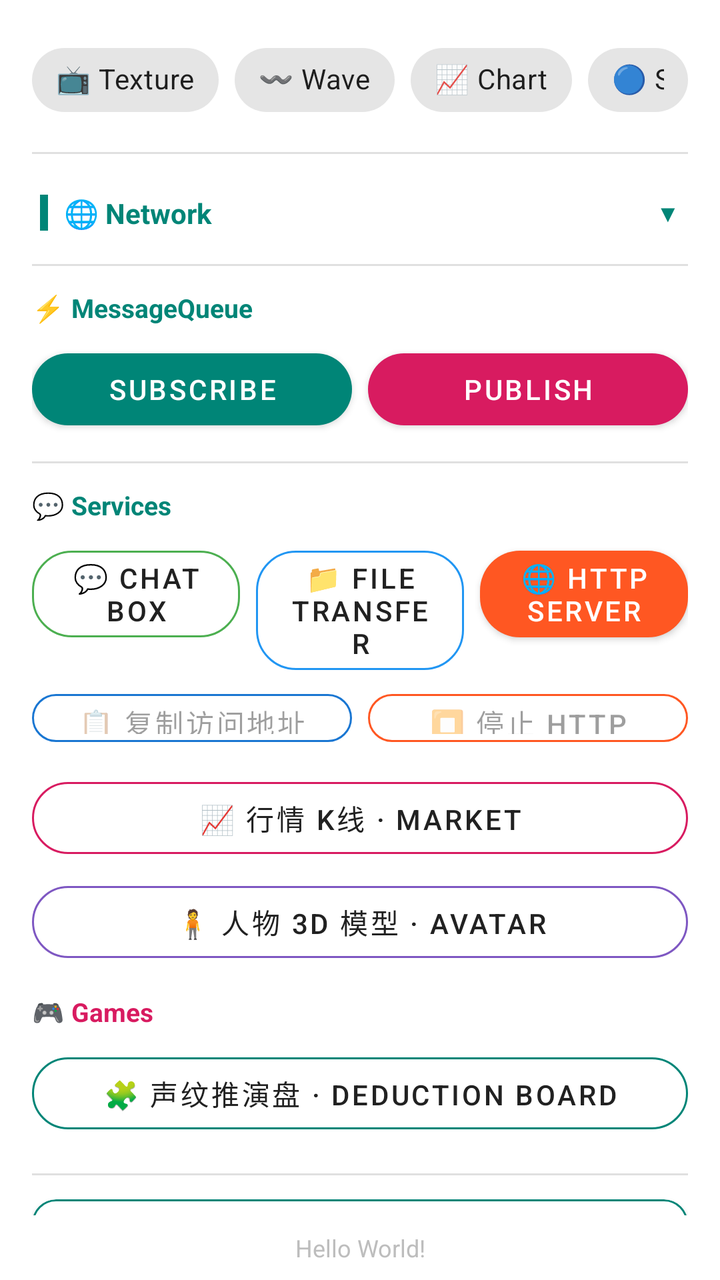
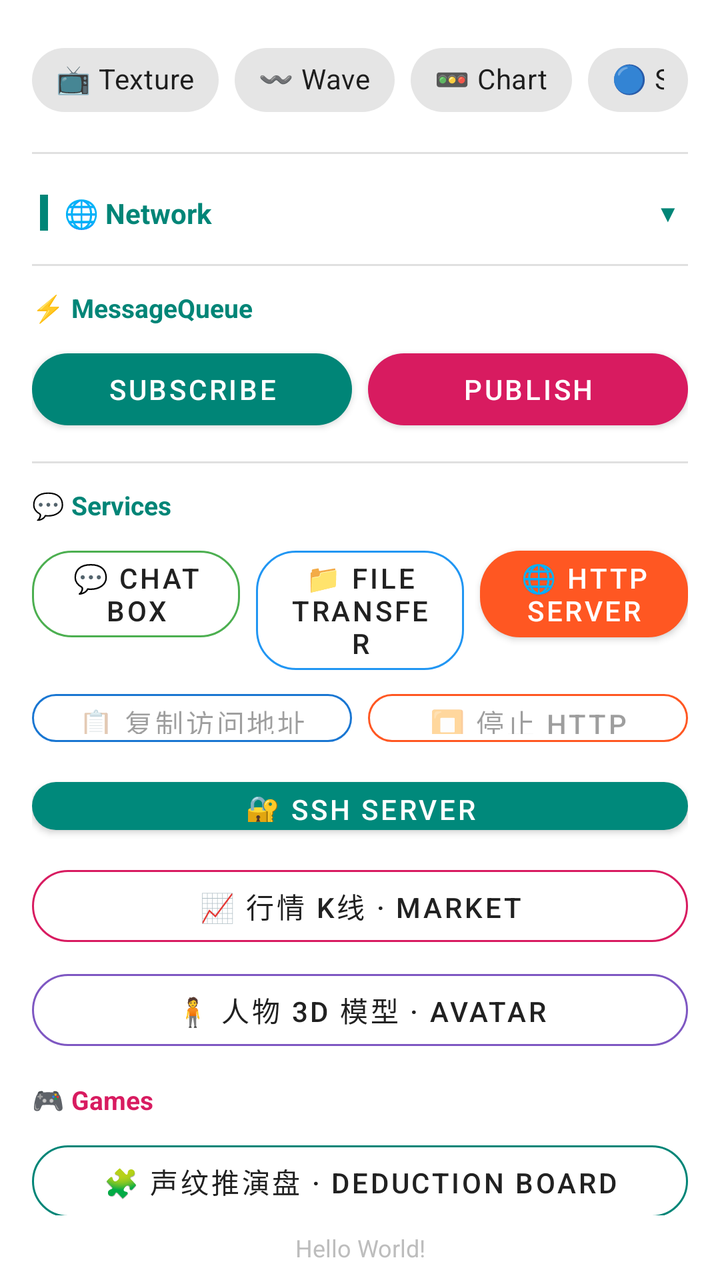

Compare the two renders of this Android layout. The source of the first and the diff that turns it into the second are given below.
<!-- AndroidManifest.xml: activity theme Theme.MaterialComponents.DayNight.DarkActionBar -->
<!-- res/layout/activity_select.xml -->
<?xml version="1.0" encoding="utf-8"?>
<LinearLayout xmlns:android="http://schemas.android.com/apk/res/android"
    xmlns:app="http://schemas.android.com/apk/res-auto"
    xmlns:tools="http://schemas.android.com/tools"
    android:layout_width="match_parent"
    android:layout_height="match_parent"
    android:orientation="vertical">

    <ScrollView
        android:layout_width="match_parent"
        android:layout_height="0dp"
        android:layout_weight="1"
        android:fillViewport="true"
        android:scrollbars="none"
        tools:context=".activity.MainActivity"
        tools:ignore="MissingClass">

        <LinearLayout
            android:layout_width="match_parent"
            android:layout_height="wrap_content"
            android:orientation="vertical"
            android:padding="16dp">

            
            <LinearLayout
                android:layout_width="match_parent"
                android:layout_height="wrap_content"
                android:layout_marginBottom="12dp"
                android:gravity="center"
                android:orientation="horizontal">

                <com.google.android.material.chip.Chip
                    android:id="@+id/btn_texture"
                    style="@style/Widget.MaterialComponents.Chip.Action"
                    android:layout_width="wrap_content"
                    android:layout_height="wrap_content"
                    android:layout_marginEnd="8dp"
                    android:checkable="false"
                    android:clickable="true"
                    android:focusable="true"
                    android:text="@string/texture"
                    app:chipIconVisible="false"
                    app:rippleColor="@color/colorPrimary" />

                <com.google.android.material.chip.Chip
                    android:id="@+id/btn_wave"
                    style="@style/Widget.MaterialComponents.Chip.Action"
                    android:layout_width="wrap_content"
                    android:layout_height="wrap_content"
                    android:layout_marginEnd="8dp"
                    android:checkable="false"
                    android:clickable="true"
                    android:focusable="true"
                    android:text="@string/wave"
                    app:chipIconVisible="false"
                    app:rippleColor="@color/colorPrimary" />

                <com.google.android.material.chip.Chip
                    android:id="@+id/btn_chart"
                    style="@style/Widget.MaterialComponents.Chip.Action"
                    android:layout_width="wrap_content"
                    android:layout_height="wrap_content"
                    android:layout_marginEnd="8dp"
                    android:checkable="false"
                    android:clickable="true"
                    android:focusable="true"
                    android:text="@string/chart"
                    app:chipIconVisible="false"
                    app:rippleColor="@color/colorPrimary" />

                <com.google.android.material.chip.Chip
                    android:id="@+id/btn_bluetooth"
                    style="@style/Widget.MaterialComponents.Chip.Action"
                    android:layout_width="wrap_content"
                    android:layout_height="wrap_content"
                    android:checkable="false"
                    android:clickable="true"
                    android:focusable="true"
                    android:text="@string/bluetooth"
                    app:chipIconVisible="false"
                    app:rippleColor="@color/colorAccent" />
            </LinearLayout>

            
            <View
                android:layout_width="match_parent"
                android:layout_height="1dp"
                android:layout_marginBottom="12dp"
                android:background="#E0E0E0" />

            
            <LinearLayout
                android:id="@+id/network_header"
                android:layout_width="match_parent"
                android:layout_height="wrap_content"
                android:layout_marginBottom="4dp"
                android:gravity="center_vertical"
                android:orientation="horizontal"
                android:clickable="true"
                android:focusable="true"
                android:background="?android:attr/selectableItemBackground"
                android:paddingVertical="8dp"
                android:paddingHorizontal="4dp">

                <View
                    android:layout_width="4dp"
                    android:layout_height="18dp"
                    android:layout_marginEnd="8dp"
                    android:background="@color/colorPrimary" />

                <TextView
                    android:layout_width="0dp"
                    android:layout_height="wrap_content"
                    android:layout_weight="1"
                    android:text="@string/section_network"
                    android:textColor="@color/colorPrimary"
                    android:textSize="14sp"
                    android:textStyle="bold" />

                <TextView
                    android:id="@+id/network_arrow"
                    android:layout_width="wrap_content"
                    android:layout_height="wrap_content"
                    android:text="▼"
                    android:textColor="@color/colorPrimary"
                    android:textSize="12sp" />
            </LinearLayout>

            
            <LinearLayout
                android:id="@+id/network_content"
                android:layout_width="match_parent"
                android:layout_height="wrap_content"
                android:visibility="gone"
                android:orientation="vertical"
                android:layout_marginBottom="8dp">

                
                <LinearLayout
                    android:layout_width="match_parent"
                    android:layout_height="wrap_content"
                    android:layout_marginBottom="4dp"
                    android:orientation="horizontal">

                    <com.google.android.material.button.MaterialButton
                        android:id="@+id/btn_server"
                        style="@style/Widget.MaterialComponents.Button.OutlinedButton"
                        android:layout_width="0dp"
                        android:layout_height="36dp"
                        android:layout_marginEnd="6dp"
                        android:layout_weight="1"
                        android:text="@string/server"
                        android:textSize="12sp"
                        android:paddingStart="8dp"
                        android:paddingEnd="8dp"
                        app:cornerRadius="18dp"
                        app:strokeColor="@color/colorPrimary"
                        app:strokeWidth="1dp" />

                    <com.google.android.material.button.MaterialButton
                        android:id="@+id/btn_client"
                        style="@style/Widget.MaterialComponents.Button.OutlinedButton"
                        android:layout_width="0dp"
                        android:layout_height="36dp"
                        android:layout_weight="1"
                        android:text="@string/client"
                        android:textSize="12sp"
                        android:paddingStart="8dp"
                        android:paddingEnd="8dp"
                        app:cornerRadius="18dp"
                        app:strokeColor="@color/colorPrimary"
                        app:strokeWidth="1dp" />
                </LinearLayout>

                
                <LinearLayout
                    android:layout_width="match_parent"
                    android:layout_height="wrap_content"
                    android:layout_marginBottom="12dp"
                    android:orientation="horizontal">

                    <TextView
                        android:id="@+id/txt_server"
                        android:layout_width="0dp"
                        android:layout_height="wrap_content"
                        android:layout_marginEnd="6dp"
                        android:layout_weight="1"
                        android:ellipsize="end"
                        android:gravity="center"
                        android:maxLines="1"
                        android:text="@string/dftHint"
                        android:textColor="#9E9E9E"
                        android:textSize="10sp" />

                    <TextView
                        android:id="@+id/txt_client"
                        android:layout_width="0dp"
                        android:layout_height="wrap_content"
                        android:layout_weight="1"
                        android:ellipsize="end"
                        android:gravity="center"
                        android:maxLines="1"
                        android:text="@string/dftHint"
                        android:textColor="#9E9E9E"
                        android:textSize="10sp" />
                </LinearLayout>

                
                <LinearLayout
                    android:layout_width="match_parent"
                    android:layout_height="wrap_content"
                    android:layout_marginBottom="4dp"
                    android:orientation="horizontal">

                    <com.google.android.material.button.MaterialButton
                        android:id="@+id/btn_event"
                        style="@style/Widget.MaterialComponents.Button.OutlinedButton"
                        android:layout_width="0dp"
                        android:layout_height="36dp"
                        android:layout_marginEnd="6dp"
                        android:layout_weight="1"
                        android:text="@string/event"
                        android:textSize="12sp"
                        android:paddingStart="8dp"
                        android:paddingEnd="8dp"
                        app:cornerRadius="18dp"
                        app:strokeColor="@color/colorPrimary"
                        app:strokeWidth="1dp" />

                    <com.google.android.material.button.MaterialButton
                        android:id="@+id/btn_time"
                        style="@style/Widget.MaterialComponents.Button.OutlinedButton"
                        android:layout_width="0dp"
                        android:layout_height="36dp"
                        android:layout_weight="1"
                        android:text="@string/time"
                        android:textSize="12sp"
                        android:paddingStart="8dp"
                        android:paddingEnd="8dp"
                        app:cornerRadius="18dp"
                        app:strokeColor="@color/colorPrimary"
                        app:strokeWidth="1dp" />
                </LinearLayout>

                
                <LinearLayout
                    android:layout_width="match_parent"
                    android:layout_height="wrap_content"
                    android:layout_marginBottom="12dp"
                    android:orientation="horizontal">

                    <TextView
                        android:id="@+id/txt_event"
                        android:layout_width="0dp"
                        android:layout_height="wrap_content"
                        android:layout_marginEnd="6dp"
                        android:layout_weight="1"
                        android:ellipsize="end"
                        android:gravity="center"
                        android:maxLines="1"
                        android:text="@string/dftHint"
                        android:textColor="#9E9E9E"
                        android:textSize="10sp" />

                    <TextView
                        android:id="@+id/txt_time"
                        android:layout_width="0dp"
                        android:layout_height="wrap_content"
                        android:layout_weight="1"
                        android:ellipsize="end"
                        android:gravity="center"
                        android:maxLines="1"
                        android:text="@string/dftHint"
                        android:textColor="#9E9E9E"
                        android:textSize="10sp" />
                </LinearLayout>

                
                <LinearLayout
                    android:layout_width="match_parent"
                    android:layout_height="wrap_content"
                    android:layout_marginTop="2dp"
                    android:orientation="horizontal">

                    <com.google.android.material.button.MaterialButton
                        android:id="@+id/btn_tcp"
                        style="@style/Widget.MaterialComponents.Button.OutlinedButton"
                        android:layout_width="0dp"
                        android:layout_height="38dp"
                        android:layout_marginEnd="6dp"
                        android:layout_weight="1"
                        android:text="@string/tcp"
                        android:textSize="13sp"
                        app:cornerRadius="20dp"
                        app:strokeColor="@color/colorPrimary"
                        app:strokeWidth="1dp" />

                    <com.google.android.material.button.MaterialButton
                        android:id="@+id/btn_ikcp"
                        style="@style/Widget.MaterialComponents.Button.OutlinedButton"
                        android:layout_width="0dp"
                        android:layout_height="38dp"
                        android:layout_weight="1"
                        android:text="@string/kcprun"
                        android:textSize="13sp"
                        app:cornerRadius="20dp"
                        app:strokeColor="#FF9800"
                        app:strokeWidth="1dp" />
                </LinearLayout>
            </LinearLayout>

            
            <View
                android:layout_width="match_parent"
                android:layout_height="1dp"
                android:layout_marginTop="4dp"
                android:layout_marginBottom="12dp"
                android:background="#E0E0E0" />

            
            <TextView
                android:layout_width="wrap_content"
                android:layout_height="wrap_content"
                android:layout_marginBottom="8dp"
                android:text="@string/section_advanced"
                android:textColor="@color/colorPrimary"
                android:textSize="13sp"
                android:textStyle="bold" />

            
            <LinearLayout
                android:layout_width="match_parent"
                android:layout_height="wrap_content"
                android:layout_marginBottom="8dp"
                android:orientation="horizontal">

                <com.google.android.material.button.MaterialButton
                    android:id="@+id/btn_subscribe"
                    style="@style/Widget.MaterialComponents.Button"
                    android:layout_width="0dp"
                    android:layout_height="wrap_content"
                    android:layout_marginEnd="8dp"
                    android:layout_weight="1"
                    android:text="@string/subscribe"
                    app:backgroundTint="@color/colorPrimary"
                    app:cornerRadius="20dp" />

                <com.google.android.material.button.MaterialButton
                    android:id="@+id/btn_publisher"
                    style="@style/Widget.MaterialComponents.Button"
                    android:layout_width="0dp"
                    android:layout_height="wrap_content"
                    android:layout_weight="1"
                    android:text="@string/publish"
                    app:backgroundTint="@color/colorAccent"
                    app:cornerRadius="20dp" />
            </LinearLayout>

            
            <View
                android:layout_width="match_parent"
                android:layout_height="1dp"
                android:layout_marginTop="4dp"
                android:layout_marginBottom="12dp"
                android:background="#E0E0E0" />

            
            <TextView
                android:layout_width="wrap_content"
                android:layout_height="wrap_content"
                android:layout_marginBottom="8dp"
                android:text="@string/section_files"
                android:textColor="@color/colorPrimary"
                android:textSize="13sp"
                android:textStyle="bold" />

            <LinearLayout
                android:layout_width="match_parent"
                android:layout_height="wrap_content"
                android:orientation="horizontal">

                <com.google.android.material.button.MaterialButton
                    android:id="@+id/btn_chat"
                    style="@style/Widget.MaterialComponents.Button.OutlinedButton"
                    android:layout_width="0dp"
                    android:layout_height="wrap_content"
                    android:layout_marginEnd="8dp"
                    android:layout_weight="1"
                    android:text="@string/chat"
                    app:cornerRadius="20dp"
                    app:strokeColor="#4CAF50" />

                <com.google.android.material.button.MaterialButton
                    android:id="@+id/btn_file_trans"
                    style="@style/Widget.MaterialComponents.Button.OutlinedButton"
                    android:layout_width="0dp"
                    android:layout_height="wrap_content"
                    android:layout_marginEnd="8dp"
                    android:layout_weight="1"
                    android:text="@string/file_trans"
                    app:cornerRadius="20dp"
                    app:strokeColor="#2196F3" />

                <com.google.android.material.button.MaterialButton
                    android:id="@+id/btn_http_server"
                    style="@style/Widget.MaterialComponents.Button"
                    android:layout_width="0dp"
                    android:layout_height="wrap_content"
                    android:layout_weight="1"
                    android:text="@string/http_server"
                    app:backgroundTint="#FF5722"
                    app:cornerRadius="20dp" />
            </LinearLayout>

            
            <LinearLayout
                android:layout_width="match_parent"
                android:layout_height="wrap_content"
                android:orientation="horizontal">

                <com.google.android.material.button.MaterialButton
                    android:id="@+id/btn_http_copy"
                    style="@style/Widget.MaterialComponents.Button.OutlinedButton"
                    android:layout_width="0dp"
                    android:layout_height="36dp"
                    android:layout_marginEnd="4dp"
                    android:layout_weight="1"
                    android:enabled="false"
                    android:text="@string/http_server_copy"
                    app:cornerRadius="20dp"
                    app:strokeColor="#1976D2" />

                <com.google.android.material.button.MaterialButton
                    android:id="@+id/btn_http_stop"
                    style="@style/Widget.MaterialComponents.Button.OutlinedButton"
                    android:layout_width="0dp"
                    android:layout_height="36dp"
                    android:layout_marginStart="4dp"
                    android:layout_weight="1"
                    android:enabled="false"
                    android:text="@string/http_server_stop"
                    app:cornerRadius="20dp"
                    app:strokeColor="#FF5722" />
            </LinearLayout>

            
            <com.google.android.material.button.MaterialButton
                android:id="@+id/btn_market"
                style="@style/Widget.MaterialComponents.Button.OutlinedButton"
                android:layout_width="match_parent"
                android:layout_height="wrap_content"
                android:layout_marginTop="8dp"
                android:layout_marginBottom="4dp"
                android:text="@string/market_quote"
                app:cornerRadius="20dp"
                app:strokeColor="@color/colorAccent"
                app:strokeWidth="1dp" />

            
            <com.google.android.material.button.MaterialButton
                android:id="@+id/btn_avatar"
                style="@style/Widget.MaterialComponents.Button.OutlinedButton"
                android:layout_width="match_parent"
                android:layout_height="wrap_content"
                android:layout_marginBottom="12dp"
                android:text="@string/avatar_3d"
                app:cornerRadius="20dp"
                app:strokeColor="#7E57C2"
                app:strokeWidth="1dp" />

            
            <TextView
                android:layout_width="wrap_content"
                android:layout_height="wrap_content"
                android:layout_marginBottom="8dp"
                android:text="@string/section_game"
                android:textColor="@color/colorAccent"
                android:textSize="13sp"
                android:textStyle="bold" />

            <com.google.android.material.button.MaterialButton
                android:id="@+id/btn_deduction"
                style="@style/Widget.MaterialComponents.Button.OutlinedButton"
                android:layout_width="match_parent"
                android:layout_height="wrap_content"
                android:layout_marginBottom="12dp"
                android:text="@string/deduction_board"
                app:cornerRadius="20dp"
                app:strokeColor="@color/colorPrimary"
                app:strokeWidth="1dp" />

            
            <View
                android:layout_width="match_parent"
                android:layout_height="1dp"
                android:layout_marginTop="4dp"
                android:layout_marginBottom="12dp"
                android:background="#E0E0E0" />

            
            <com.google.android.material.card.MaterialCardView
                android:layout_width="match_parent"
                android:layout_height="wrap_content"
                android:layout_marginBottom="16dp"
                app:cardElevation="2dp"
                app:cardCornerRadius="12dp"
                app:contentPadding="16dp"
                app:strokeWidth="1dp"
                app:strokeColor="@color/colorPrimary">

                <LinearLayout
                    android:layout_width="match_parent"
                    android:layout_height="wrap_content"
                    android:layout_marginTop="16dp"
                    android:orientation="vertical">

                    <TextView
                        android:id="@+id/txt_hint"
                        android:layout_width="match_parent"
                        android:layout_height="wrap_content"
                        android:gravity="center"
                        android:lineSpacingExtra="2dp"
                        android:paddingBottom="8dp"
                        android:text="@string/dftHint"
                        android:textColor="@color/hint_text"
                        android:textSize="12sp"
                        android:textStyle="italic"
                        tools:ignore="RtlHardcoded" />

                    <View
                        android:layout_width="match_parent"
                        android:layout_height="1dp"
                        android:layout_marginTop="4dp"
                        android:layout_marginBottom="4dp"
                        android:background="@color/card_divider" />

                    <TextView
                        android:id="@+id/txt_status"
                        android:layout_width="match_parent"
                        android:layout_height="wrap_content"
                        android:gravity="center"
                        android:layout_marginTop="4dp"
                        android:lineSpacingExtra="4dp"
                        android:text="@string/dftHint"
                        android:textColor="@color/status_text"
                        android:textSize="14sp"
                        android:textStyle="bold"
                        tools:ignore="RtlHardcoded" />
                </LinearLayout>
            </com.google.android.material.card.MaterialCardView>

        </LinearLayout>

    </ScrollView>

    
    <TextView
        android:id="@+id/sample_text"
        android:layout_width="match_parent"
        android:layout_height="wrap_content"
        android:gravity="center"
        android:paddingTop="8dp"
        android:paddingBottom="8dp"
        android:text="@string/hello_world"
        android:textColor="#BDBDBD"
        android:textSize="12sp" />

</LinearLayout>
<!-- resources referenced by this layout -->
<resources>
  <color name="card_divider">#B0BEC5</color>
  <color name="colorAccent">#D81B60</color>
  <color name="colorPrimary">#008577</color>
  <color name="hint_text">#546E7A</color>
  <color name="status_text">#00796B</color>
  <string name="avatar_3d">🧍 人物 3D 模型 · Avatar</string>
  <string name="bluetooth">🔵 Serial</string>
  <string name="chart">📈 Chart</string>
  <string name="chat">💬 Chat Box</string>
  <string name="client">client</string>
  <string name="deduction_board">🧩 声纹推演盘 · Deduction Board</string>
  <string name="dftHint">" "</string>
  <string name="event">event</string>
  <string name="file_trans">📁 File Transfer</string>
  <string name="hello_world">Hello World!</string>
  <string name="http_server">🌐 HTTP Server</string>
  <string name="http_server_copy">📋 复制访问地址</string>
  <string name="http_server_stop">⏹ 停止 HTTP</string>
  <string name="kcprun">Kcp</string>
  <string name="market_quote">📈 行情 K线 · Market</string>
  <string name="publish">Publish</string>
  <string name="section_advanced">⚡ MessageQueue</string>
  <string name="section_files">💬 Services</string>
  <string name="section_game">🎮 Games</string>
  <string name="section_network">🌐 Network</string>
  <string name="server">server</string>
  <string name="subscribe">Subscribe</string>
  <string name="tcp">TCP</string>
  <string name="texture">📺 Texture</string>
  <string name="time">time</string>
  <string name="wave">〰️ Wave</string>
</resources>

<!-- the commit's change to res/layout/activity_select.xml (unified diff, before → after) -->
@@ -439,6 +439,50 @@
                     android:layout_weight="1"
                     android:enabled="false"
                     android:text="@string/http_server_stop"
+                    app:cornerRadius="20dp"
+                    app:strokeColor="#FF5722" />
+            </LinearLayout>
+
+            
+            <com.google.android.material.button.MaterialButton
+                android:id="@+id/btn_ssh_server"
+                style="@style/Widget.MaterialComponents.Button"
+                android:layout_width="match_parent"
+                android:layout_height="36dp"
+                android:layout_marginTop="8dp"
+                android:text="@string/ssh_server"
+                app:backgroundTint="#00897B"
+                app:cornerRadius="20dp" />
+
+            
+            <LinearLayout
+                android:id="@+id/ssh_actions"
+                android:layout_width="match_parent"
+                android:layout_height="wrap_content"
+                android:orientation="horizontal"
+                android:visibility="gone">
+
+                <com.google.android.material.button.MaterialButton
+                    android:id="@+id/btn_ssh_copy"
+                    style="@style/Widget.MaterialComponents.Button.OutlinedButton"
+                    android:layout_width="0dp"
+                    android:layout_height="36dp"
+                    android:layout_marginEnd="4dp"
+                    android:layout_weight="1"
+                    android:enabled="false"
+                    android:text="@string/ssh_server_copy"
+                    app:cornerRadius="20dp"
+                    app:strokeColor="#00897B" />
+
+                <com.google.android.material.button.MaterialButton
+                    android:id="@+id/btn_ssh_stop"
+                    style="@style/Widget.MaterialComponents.Button.OutlinedButton"
+                    android:layout_width="0dp"
+                    android:layout_height="36dp"
+                    android:layout_marginStart="4dp"
+                    android:layout_weight="1"
+                    android:enabled="false"
+                    android:text="@string/ssh_server_stop"
                     app:cornerRadius="20dp"
                     app:strokeColor="#FF5722" />
             </LinearLayout>
<!-- resource entries referenced after the edit -->
@@ -7,7 +7,7 @@
   <color name="status_text">#00796B</color>
   <string name="avatar_3d">🧍 人物 3D 模型 · Avatar</string>
   <string name="bluetooth">🔵 Serial</string>
-  <string name="chart">📈 Chart</string>
+  <string name="chart">🚥 Chart</string>
   <string name="chat">💬 Chat Box</string>
   <string name="client">client</string>
   <string name="deduction_board">🧩 声纹推演盘 · Deduction Board</string>
@@ -26,6 +26,9 @@
   <string name="section_game">🎮 Games</string>
   <string name="section_network">🌐 Network</string>
   <string name="server">server</string>
+  <string name="ssh_server">🔐 SSH Server</string>
+  <string name="ssh_server_copy">📋 复制连接信息</string>
+  <string name="ssh_server_stop">⏹ 停止 SSH</string>
   <string name="subscribe">Subscribe</string>
   <string name="tcp">TCP</string>
   <string name="texture">📺 Texture</string>
